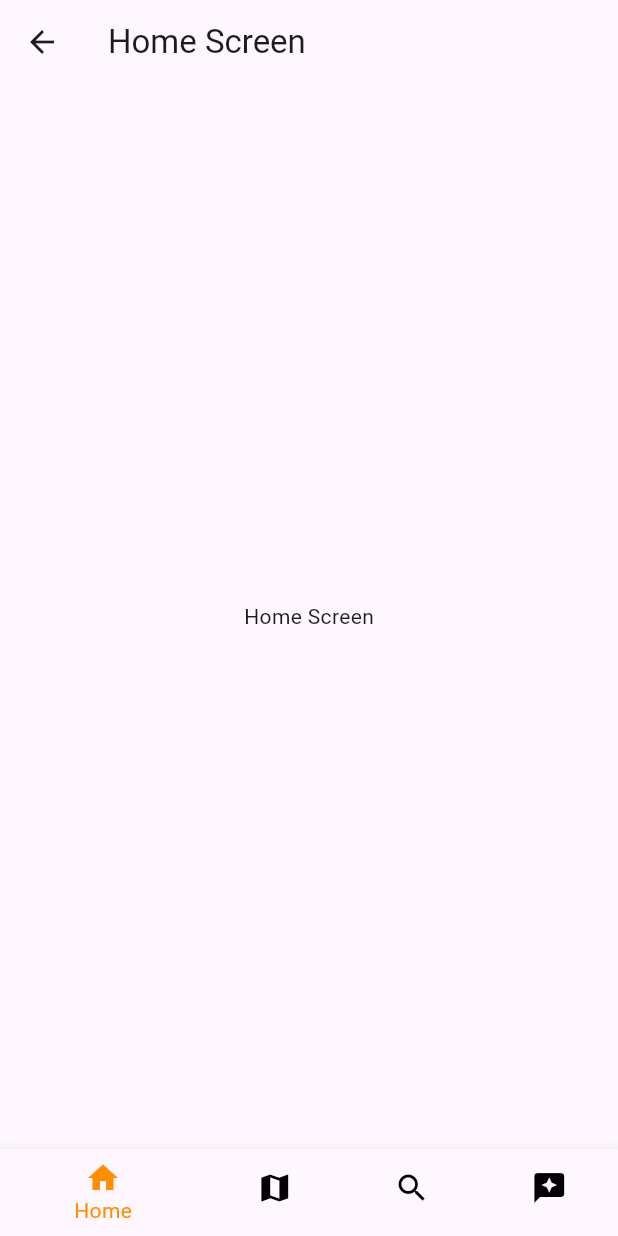
After one commit to SileoWorkSpace/FlutterUtility, a Flutter app: the GoRouteHomeScreen screen opened by its route, on a phone screen of 412 x 824 dp. The commit adds this screen. Run offline on Flutter 3.47's test engine with Material 3 defaults, Android fonts, the light colour scheme and no system bars; our stand-ins replace avatar_glow, go_router, speech_to_text, video_player; missing offline and left inert: flutter_phone_direct_caller, quick_actions.

Commit message:
feat : Go Route Implemented

```diff
--- /dev/null
+++ b/lib/go_route/go_route_home_screen.dart
@@ -0,0 +1,52 @@
+import 'package:flutter/material.dart';
+import 'package:flutterutility/go_route/home.dart';
+import 'package:flutterutility/go_route/map.dart';
+import 'package:flutterutility/go_route/reviews.dart';
+import 'package:flutterutility/go_route/search.dart';
+
+class GoRouteHomeScreen extends StatefulWidget {
+  const GoRouteHomeScreen({super.key});
+
+  @override
+  State<GoRouteHomeScreen> createState() => _GoRouteHomeScreenState();
+}
+
+class _GoRouteHomeScreenState extends State<GoRouteHomeScreen> {
+  int _selectedIndex = 0;
+  final List _screens = [
+    const Home(),
+    const MapScreen(),
+    const Search(),
+    const Reviews()
+  ];
+  void _onItemTapped(int index) {
+    setState(() {
+      _selectedIndex = index;
+    });
+  }
+
+  @override
+  Widget build(BuildContext context) {
+    return Scaffold(
+      appBar: AppBar(
+        title: const Text("Home Screen"),
+      ),
+      bottomNavigationBar: BottomNavigationBar(
+        items: const [
+          BottomNavigationBarItem(
+            icon: Icon(Icons.home),
+            label: "Home",
+          ),
+          BottomNavigationBarItem(icon: Icon(Icons.map), label: "Map"),
+          BottomNavigationBarItem(icon: Icon(Icons.search), label: "Search"),
+          BottomNavigationBarItem(icon: Icon(Icons.reviews), label: "Reviews"),
+        ],
+        currentIndex: _selectedIndex,
+        unselectedItemColor: Colors.black,
+        selectedItemColor: Colors.amber[800],
+        onTap: _onItemTapped,
+      ),
+      body: _screens.elementAt(_selectedIndex),
+    );
+  }
+}
--- /dev/null
+++ b/lib/go_route/home.dart
@@ -0,0 +1,21 @@
+import 'package:flutter/material.dart';
+import 'package:go_router/go_router.dart';
+
+class Home extends StatelessWidget {
+  const Home({super.key});
+
+  @override
+  Widget build(BuildContext context) {
+    return Scaffold(
+      body: SafeArea(
+          child: Center(
+        child: InkWell(
+            onTap: () {
+              // GoRouter.of(context).pushNamed(AppRouteName.page1Screen);
+              context.go('/go_route_home/page1');
+            },
+            child: const Text("Home Screen")),
+      )),
+    );
+  }
+}
--- /dev/null
+++ b/lib/go_route/router/app_route_config.dart
@@ -0,0 +1,67 @@
+import 'package:flutter/material.dart';
+import 'package:flutterutility/go_route/go_route_home_screen.dart';
+import 'package:flutterutility/go_route/page1.dart';
+import 'package:flutterutility/go_route/page2.dart';
+import 'package:flutterutility/go_route/router/app_route_name.dart';
+import 'package:flutterutility/hero_animation/hero_page_one.dart';
+import 'package:flutterutility/main.dart';
+import 'package:flutterutility/sliver_app/sliver_app_bar_video.dart';
+import 'package:flutterutility/speech_to_text/speech_to_text_search.dart';
+import 'package:go_router/go_router.dart';
+
+class MyAppRoute {
+  GoRouter router = GoRouter(initialLocation: "/", routes: [
+    GoRoute(
+        name: AppRouteName.utilityScreen,
+        path: '/',
+        pageBuilder: (context, state) {
+          return const MaterialPage(
+              child: MyHomePage(title: 'Flutter Demo Home Page'));
+        },
+        routes: [
+          GoRoute(
+            name: AppRouteName.heroAnimationScreen,
+            path: 'hero_animation',
+            pageBuilder: (context, state) {
+              return const MaterialPage(child: HeroPageOne());
+            },
+          ),
+          GoRoute(
+            name: AppRouteName.speechToTextScreen,
+            path: 'speech_to_text',
+            pageBuilder: (context, state) {
+              return const MaterialPage(child: SpeechToTextSearch());
+            },
+          ),
+          GoRoute(
+            name: AppRouteName.sliverAppVideoScreen,
+            path: 'sliver_app_video',
+            pageBuilder: (context, state) {
+              return const MaterialPage(child: SliverVideo());
+            },
+          ),
+          GoRoute(
+              name: AppRouteName.goRouteHomeScreen,
+              path: 'go_route_home',
+              pageBuilder: (context, state) {
+                return const MaterialPage(child: GoRouteHomeScreen());
+              },
+              routes: [
+                GoRoute(
+                  name: AppRouteName.page1Screen,
+                  path: 'page1',
+                  pageBuilder: (context, state) {
+                    return const MaterialPage(child: Page1());
+                  },
+                ),
+                GoRoute(
+                  name: AppRouteName.page2Screen,
+                  path: 'page2',
+                  pageBuilder: (context, state) {
+                    return const MaterialPage(child: Page2());
+                  },
+                ),
+              ]),
+        ]),
+  ]);
+}
--- /dev/null
+++ b/lib/go_route/router/app_route_name.dart
@@ -0,0 +1,9 @@
+class AppRouteName {
+  static const String utilityScreen = "utility";
+  static const String heroAnimationScreen = "hero_animation";
+  static const String speechToTextScreen = "speech_to_text";
+  static const String sliverAppVideoScreen = "sliver_app_video";
+  static const String goRouteHomeScreen = "go_route_home";
+  static const String page1Screen = "page1";
+  static const String page2Screen = "page2";
+}
--- a/pubspec.yaml
+++ b/pubspec.yaml
@@ -40,6 +40,7 @@ dependencies:
   avatar_glow: ^3.0.1
   quick_actions: ^1.0.7
   flutter_phone_direct_caller: ^2.1.1
+  go_router: ^13.2.2
 
 dev_dependencies:
   flutter_test:
```
Also changed, not shown: lib/go_route/map.dart (added, +15 -0 lines), lib/go_route/page1.dart (added, +21 -0 lines), lib/go_route/page2.dart (added, +20 -0 lines), lib/go_route/reviews.dart (added, +15 -0 lines), lib/go_route/search.dart (added, +15 -0 lines), lib/main.dart (+17 -19 lines), pubspec.lock.
